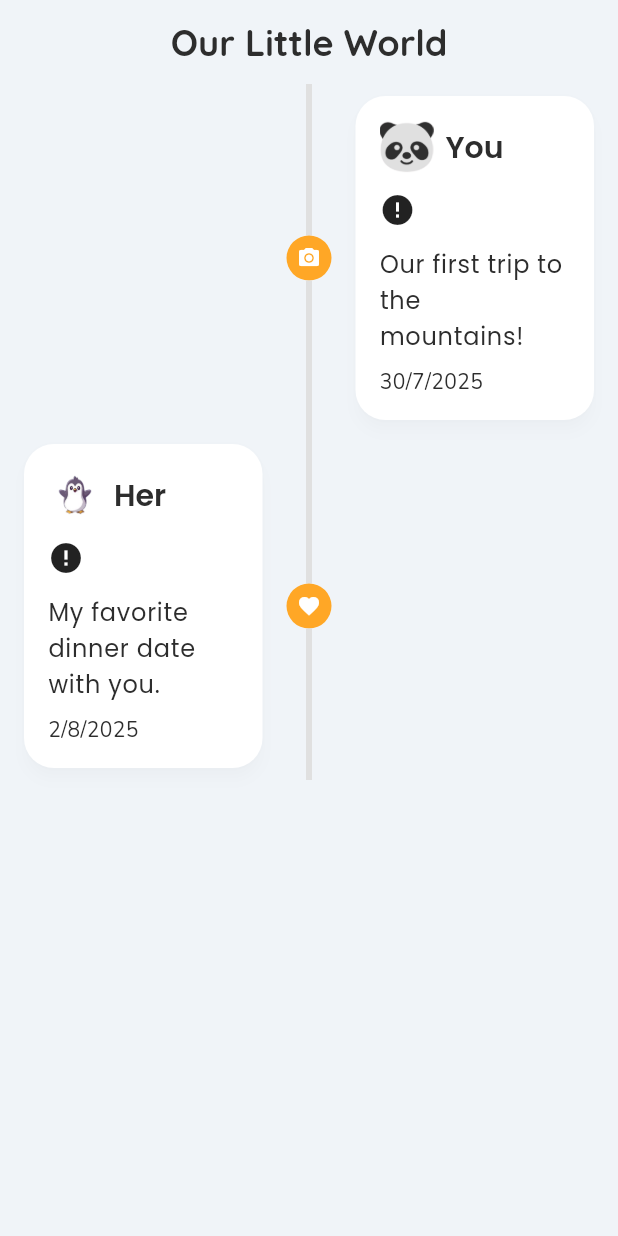
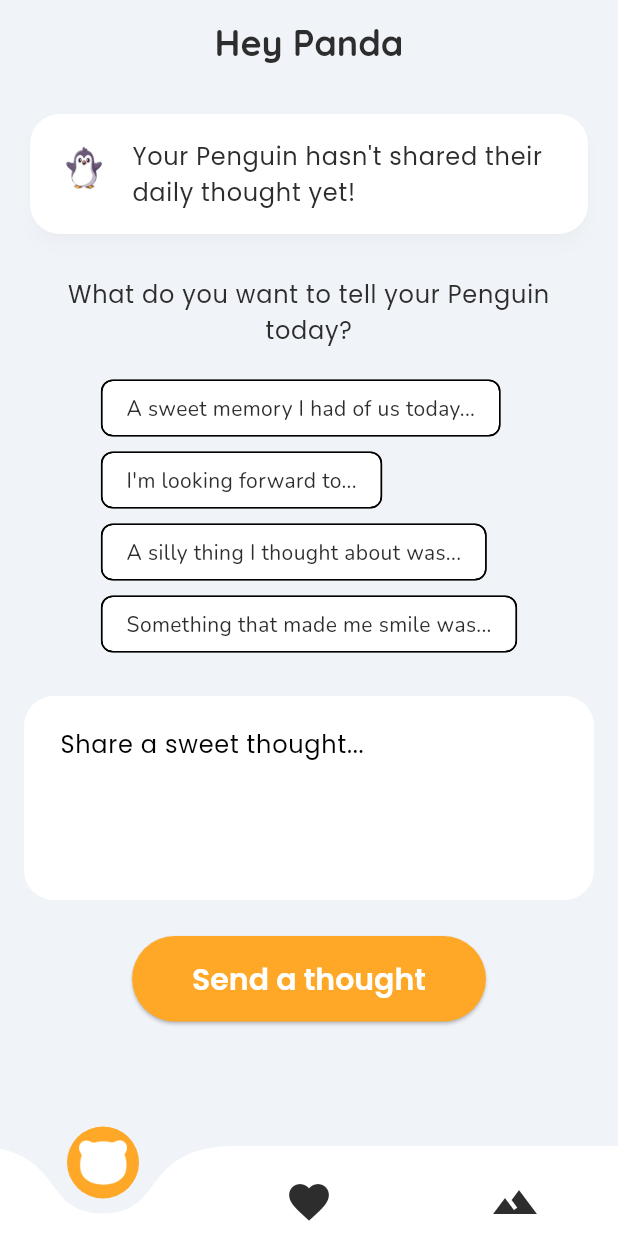
Before and after one commit to VISWA68/app, a Flutter app: the screen it shows after launch, after a tap on "Panda", on a phone screen of 412 x 824 dp. Run offline on Flutter 3.47's test engine with Material 3 defaults, Android fonts, the phone set to English and light mode, and no system bars; drawn by our look-alikes of cached_network_image, curved_navigation_bar, timeline_tile; our stand-ins replace cloud_firestore, firebase_core, google_fonts, sqflite; accounts and stored records are empty; network calls fail.

Commit message:
Completed and tested the daily prompt screen

```diff
--- a/app/lib/main.dart
+++ b/app/lib/main.dart
@@ -1,19 +1,24 @@
+import 'package:app/firebase_options.dart';
+import 'package:app/providers/daily_prompt_provider.dart';
 import 'package:app/screens/splash_screen.dart';
 import 'package:firebase_core/firebase_core.dart';
 import 'package:flutter/material.dart';
 import 'package:provider/provider.dart';
 import 'config/app_theme.dart';
 import 'providers/memory_provider.dart';
-import 'screens/home_screen.dart'; // We'll create this
 
-void main()async {
+void main() async {
   WidgetsFlutterBinding.ensureInitialized();
 
-  await Firebase.initializeApp();
+  await Firebase.initializeApp(options: DefaultFirebaseOptions.currentPlatform);
 
   runApp(
-    ChangeNotifierProvider(
-      create: (context) => MemoryProvider(),
+    MultiProvider(
+      providers: [
+        ChangeNotifierProvider(create: (context) => MemoryProvider()),
+        ChangeNotifierProvider(create: (context) => DailyPromptProvider()),
+        // Add other providers here if needed
+      ],
       child: MyApp(),
     ),
   );
--- /dev/null
+++ b/app/lib/providers/daily_prompt_provider.dart
@@ -0,0 +1,89 @@
+import 'package:flutter/foundation.dart';
+import 'package:cloud_firestore/cloud_firestore.dart';
+import 'package:intl/intl.dart';
+
+class DailyPromptProvider with ChangeNotifier {
+  String? _otherPersonPrompt;
+  bool _hasSentPrompt = false;
+  String? get otherPersonPrompt => _otherPersonPrompt;
+  bool get hasSentPrompt => _hasSentPrompt;
+
+  // This will listen for the other person's prompt and check your own
+  void startListeningForPrompts(String myRole, String otherPersonRole) {
+    _listenForOtherPrompt(otherPersonRole);
+    _checkMyPromptStatus(myRole);
+  }
+
+  void _listenForOtherPrompt(String otherPersonRole) {
+    final otherUserDocId = '${otherPersonRole.toLowerCase()}_prompt';
+
+    FirebaseFirestore.instance
+        .collection('dailyPrompts')
+        .doc(otherUserDocId)
+        .snapshots()
+        .listen((DocumentSnapshot snapshot) {
+      if (snapshot.exists && snapshot.data() != null) {
+        final data = snapshot.data() as Map<String, dynamic>;
+
+        // Convert the Firestore Timestamp to a DateTime
+        final promptTimestamp = (data['timestamp'] as Timestamp?)?.toDate();
+        final now = DateTime.now();
+
+        // Check if the prompt is from today (IST timezone)
+        if (promptTimestamp != null &&
+            DateFormat('yyyy-MM-dd').format(promptTimestamp.toLocal()) ==
+            DateFormat('yyyy-MM-dd').format(now.toLocal())) {
+          _otherPersonPrompt = data['prompt'] as String?;
+        } else {
+          // The prompt is from a previous day, so clear it
+          _otherPersonPrompt = null;
+        }
+      } else {
+        _otherPersonPrompt = null;
+      }
+      notifyListeners();
+    });
+  }
+
+  // Check your own prompt status to disable the button
+  void _checkMyPromptStatus(String myRole) {
+    final myUserDocId = '${myRole.toLowerCase()}_prompt';
+
+    FirebaseFirestore.instance
+        .collection('dailyPrompts')
+        .doc(myUserDocId)
+        .snapshots()
+        .listen((DocumentSnapshot snapshot) {
+      if (snapshot.exists && snapshot.data() != null) {
+        final data = snapshot.data() as Map<String, dynamic>;
+        final promptTimestamp = (data['timestamp'] as Timestamp?)?.toDate();
+        final now = DateTime.now();
+
+        if (promptTimestamp != null &&
+            DateFormat('yyyy-MM-dd').format(promptTimestamp.toLocal()) ==
+            DateFormat('yyyy-MM-dd').format(now.toLocal())) {
+          // You have already sent a prompt today
+          _hasSentPrompt = true;
+        } else {
+          _hasSentPrompt = false;
+        }
+      } else {
+        _hasSentPrompt = false;
+      }
+      notifyListeners();
+    });
+  }
+
+  Future<void> sendMyPrompt(String myRole, String message) async {
+    final myUserDocId = '${myRole.toLowerCase()}_prompt';
+    await FirebaseFirestore.instance.collection('dailyPrompts').doc(myUserDocId).set({
+      'senderId': myRole,
+      'senderAvatar': myRole.toLowerCase(),
+      'prompt': message,
+      'timestamp': FieldValue.serverTimestamp(),
+    }, SetOptions(merge: true));
+
+    // After sending, we don't need to manually update `_hasSentPrompt` here
+    // because the `_checkMyPromptStatus` stream will automatically do it for us.
+  }
+}
--- a/app/lib/screens/character_selection_screen.dart
+++ b/app/lib/screens/character_selection_screen.dart
@@ -1,6 +1,6 @@
+import 'package:app/screens/main_screen.dart';
 import 'package:flutter/material.dart';
 import 'package:app/utils/database_helper.dart';
-import 'home_screen.dart';
 
 class CharacterSelectionScreen extends StatelessWidget {
   const CharacterSelectionScreen({Key? key}) : super(key: key);
@@ -11,7 +11,7 @@ class CharacterSelectionScreen extends StatelessWidget {
 
     Navigator.of(
       context,
-    ).pushReplacement(MaterialPageRoute(builder: (context) => HomeScreen()));
+    ).pushReplacement(MaterialPageRoute(builder: (context) => MainScreen()));
   }
 
   @override
--- /dev/null
+++ b/app/lib/screens/daily_prompt_screen.dart
@@ -0,0 +1,222 @@
+import 'package:flutter/material.dart';
+import 'package:provider/provider.dart';
+import '../providers/daily_prompt_provider.dart';
+import '../utils/database_helper.dart';
+
+class DailyPromptScreen extends StatefulWidget {
+  const DailyPromptScreen({super.key});
+
+  @override
+  _DailyPromptScreenState createState() => _DailyPromptScreenState();
+}
+
+class _DailyPromptScreenState extends State<DailyPromptScreen> {
+  final TextEditingController _textController = TextEditingController();
+  String _userRole = 'Panda';
+  String _otherUserRole = 'Penguin';
+
+  final List<String> _hardcodedPrompts = [
+    'A sweet memory I had of us today...',
+    'I\'m looking forward to...',
+    'A silly thing I thought about was...',
+    'Something that made me smile was...',
+  ];
+
+  @override
+  void initState() {
+    super.initState();
+    _loadUserRole();
+  }
+
+  void _loadUserRole() async {
+    final role = await DatabaseHelper().getCharacterChoice();
+    if (mounted && role != null) {
+      setState(() {
+        _userRole = role;
+        _otherUserRole = role == 'Panda' ? 'Penguin' : 'Panda';
+      });
+      // Start listening for prompts
+      context.read<DailyPromptProvider>().startListeningForPrompts(
+        _userRole,
+        _otherUserRole,
+      );
+    }
+  }
+
+  void _sendPrompt() {
+    if (_textController.text.isNotEmpty) {
+      context.read<DailyPromptProvider>().sendMyPrompt(
+        _userRole,
+        _textController.text,
+      );
+      _textController.clear();
+      ScaffoldMessenger.of(context).showSnackBar(
+        const SnackBar(content: Text('Your thought has been sent!')),
+      );
+    }
+  }
+
+  @override
+  Widget build(BuildContext context) {
+    final dailyPromptProvider = context.watch<DailyPromptProvider>();
+    final bool canSendPrompt = !dailyPromptProvider.hasSentPrompt;
+
+    return Scaffold(
+      appBar: AppBar(
+        title: Text(
+          'Hey $_userRole',
+          style: Theme.of(context).textTheme.headlineLarge,
+        ),
+        centerTitle: true,
+        backgroundColor: Theme.of(context).scaffoldBackgroundColor,
+        elevation: 0,
+      ),
+      body: SingleChildScrollView(
+        child: Padding(
+          padding: const EdgeInsets.all(16.0),
+          child: Column(
+            children: [
+              if (dailyPromptProvider.otherPersonPrompt != null)
+                _buildOtherPersonThought(
+                  context,
+                  dailyPromptProvider.otherPersonPrompt!,
+                )
+              else
+                _buildEmptyThoughtState(context, _otherUserRole),
+
+              const SizedBox(height: 24),
+              Text(
+                'What do you want to tell your $_otherUserRole today?',
+                style: Theme.of(context).textTheme.bodyLarge,
+                textAlign: TextAlign.center,
+              ),
+              const SizedBox(height: 16),
+              Wrap(
+                spacing: 8.0,
+                children: _hardcodedPrompts.map((prompt) {
+                  return ActionChip(
+                    label: Text(prompt),
+                    backgroundColor: canSendPrompt
+                        ? Theme.of(context).cardColor
+                        : Colors.grey[200],
+                    labelStyle: Theme.of(context).textTheme.bodyMedium
+                        ?.copyWith(
+                          color: canSendPrompt
+                              ? Theme.of(context).primaryColor
+                              : Colors.grey,
+                        ),
+                    onPressed: canSendPrompt
+                        ? () {
+                            _textController.text = prompt;
+                          }
+                        : null, // Disable the chip if the prompt has been sent
+                  );
+                }).toList(),
+              ),
+              const SizedBox(height: 24),
+              TextField(
+                controller: _textController,
+                readOnly: !canSendPrompt, // Make the text field read-only
+                decoration: InputDecoration(
+                  hintText: canSendPrompt
+                      ? 'Share a sweet thought...'
+                      : 'You have already sent your thought for today!',
+                  border: OutlineInputBorder(
+                    borderRadius: BorderRadius.circular(20),
+                    borderSide: BorderSide.none,
+                  ),
+                  filled: true,
+                  fillColor: canSendPrompt
+                      ? Theme.of(context).cardColor
+                      : Colors.grey[200],
+                  contentPadding: const EdgeInsets.all(20),
+                ),
+                maxLines: 4,
+              ),
+              const SizedBox(height: 24),
+              ElevatedButton(
+                onPressed: canSendPrompt
+                    ? _sendPrompt
+                    : null, // Disable the button
+                style: ElevatedButton.styleFrom(
+                  shape: RoundedRectangleBorder(
+                    borderRadius: BorderRadius.circular(30),
+                  ),
+                  padding: const EdgeInsets.symmetric(
+                    horizontal: 40,
+                    vertical: 16,
+                  ),
+                  backgroundColor: canSendPrompt
+                      ? Theme.of(context).colorScheme.secondary
+                      : Colors.grey,
+                ),
+                child: Text(
+                  'Send a thought',
+                  style: Theme.of(
+                    context,
+                  ).textTheme.titleLarge?.copyWith(color: Colors.white),
+                ),
+              ),
+            ],
+          ),
+        ),
+      ),
+    );
+  }
+
+  Widget _buildOtherPersonThought(BuildContext context, String message) {
+    return Card(
+      color: Theme.of(context).cardColor,
+      child: Padding(
+        padding: const EdgeInsets.all(16.0),
+        child: Row(
+          crossAxisAlignment: CrossAxisAlignment.start,
+          children: [
+            Image.asset(
+              _otherUserRole == 'Panda'
+                  ? 'assets/images/panda_avatar.png'
+                  : 'assets/images/penguin_avatar.png',
+              width: 40,
+              height: 40,
+            ),
+            const SizedBox(width: 12),
+            Expanded(
+              child: Text(
+                message,
+                style: Theme.of(context).textTheme.bodyLarge,
+              ),
+            ),
+          ],
+        ),
+      ),
+    );
+  }
+
+  Widget _buildEmptyThoughtState(BuildContext context, String otherUserRole) {
+    return Card(
+      color: Theme.of(context).cardColor,
+      child: Padding(
+        padding: const EdgeInsets.all(16.0),
+        child: Row(
+          crossAxisAlignment: CrossAxisAlignment.start,
+          children: [
+            Image.asset(
+              otherUserRole == 'Panda'
+                  ? 'assets/images/panda_avatar.png'
+                  : 'assets/images/penguin_avatar.png',
+              width: 40,
+              height: 40,
+            ),
+            const SizedBox(width: 12),
+            Expanded(
+              child: Text(
+                'Your $otherUserRole hasn\'t shared their daily thought yet!',
+                style: Theme.of(context).textTheme.bodyLarge,
+              ),
+            ),
+          ],
+        ),
+      ),
+    );
+  }
+}
--- /dev/null
+++ b/app/lib/screens/main_screen.dart
@@ -0,0 +1,94 @@
+import 'package:flutter/material.dart';
+import 'package:curved_navigation_bar/curved_navigation_bar.dart';
+import 'daily_prompt_screen.dart';
+import 'time_line_screen.dart';
+//import 'map_screen.dart'; // Uncomment this once you start building the map screen
+import '../utils/database_helper.dart';
+
+class MainScreen extends StatefulWidget {
+  const MainScreen({super.key});
+
+  @override
+  _MainScreenState createState() => _MainScreenState();
+}
+
+class _MainScreenState extends State<MainScreen> {
+  int _selectedIndex = 0;
+  String _userRole = 'Panda';
+
+  final List<Widget> _widgetOptions = <Widget>[
+    const DailyPromptScreen(),
+    TimeLineScreen(),
+    const Text('Map Screen (Coming Soon!)'), // Use a placeholder for now
+    // Uncomment the line below once the MapScreen is ready
+    // const MapScreen(),
+  ];
+
+  @override
+  void initState() {
+    super.initState();
+    _loadUserRole();
+  }
+
+  void _loadUserRole() async {
+    final dbHelper = DatabaseHelper();
+    final role = await dbHelper.getCharacterChoice();
+    if (mounted && role != null) {
+      setState(() {
+        _userRole = role;
+      });
+    }
+  }
+
+  @override
+  Widget build(BuildContext context) {
+    return Scaffold(
+      extendBody: true, // This is important for the curved bar
+      body: Center(child: _widgetOptions.elementAt(_selectedIndex)),
+      bottomNavigationBar: CurvedNavigationBar(
+        height: 60.0,
+        index: _selectedIndex,
+        items: <Widget>[
+          // Home/Prompt screen icon
+          Image.asset(
+            _userRole == 'Panda'
+                ? 'assets/images/panda_avatar.png'
+                : 'assets/images/penguin_avatar.png',
+            width: 32,
+            height: 32,
+            color: _selectedIndex == 0
+                ? Colors.white
+                : Theme.of(context).primaryColor,
+          ),
+          // Memories screen icon
+          Icon(
+            Icons.favorite, // Using a heart icon for memories
+            size: 32,
+            color: _selectedIndex == 1
+                ? Colors.white
+                : Theme.of(context).primaryColor,
+          ),
+          // Adventures/Map screen icon
+          Icon(
+            Icons.landscape, // A cute mountain icon for adventures
+            size: 32,
+            color: _selectedIndex == 2
+                ? Colors.white
+                : Theme.of(context).primaryColor,
+          ),
+        ],
+        color: Colors.white,
+        buttonBackgroundColor: Theme.of(context).colorScheme.secondary,
+        backgroundColor: Colors.transparent, // Makes it a floating bar
+        animationCurve: Curves.easeInOut,
+        animationDuration: const Duration(milliseconds: 300),
+        onTap: (index) {
+          setState(() {
+            _selectedIndex = index;
+          });
+        },
+        letIndexChange: (index) => true,
+      ),
+    );
+  }
+}
--- a/app/lib/screens/splash_screen.dart
+++ b/app/lib/screens/splash_screen.dart
@@ -1,6 +1,7 @@
+import 'package:app/screens/main_screen.dart';
 import 'package:flutter/material.dart';
 import 'package:app/utils/database_helper.dart';
-import 'home_screen.dart';
+import 'time_line_screen.dart';
 import 'character_selection_screen.dart';
 
 class SplashScreen extends StatefulWidget {
@@ -27,7 +28,7 @@ class _SplashScreenState extends State<SplashScreen> {
     if (characterChoice != null) {
       Navigator.of(
         context,
-      ).pushReplacement(MaterialPageRoute(builder: (context) => HomeScreen()));
+      ).pushReplacement(MaterialPageRoute(builder: (context) => MainScreen()));
     } else {
       Navigator.of(context).pushReplacement(
         MaterialPageRoute(builder: (context) => CharacterSelectionScreen()),
--- a/app/lib/screens/home_screen.dart
+++ b/app/lib/screens/time_line_screen.dart
@@ -3,12 +3,12 @@ import 'package:provider/provider.dart';
 import '../providers/memory_provider.dart';
 import '../widgets/memory_timeline_item.dart';
 
-class HomeScreen extends StatefulWidget {
+class TimeLineScreen extends StatefulWidget {
   @override
   _HomeScreenState createState() => _HomeScreenState();
 }
 
-class _HomeScreenState extends State<HomeScreen> {
+class _HomeScreenState extends State<TimeLineScreen> {
   @override
   void initState() {
     super.initState();
--- a/app/pubspec.yaml
+++ b/app/pubspec.yaml
@@ -45,6 +45,8 @@ dependencies:
   cloud_firestore: ^6.0.0
   firebase_storage: ^13.0.0
   timeline_tile: ^2.0.0
+  intl: ^0.20.2
+  curved_navigation_bar: ^1.0.6
 
 dev_dependencies:
   flutter_test:
```
Also changed, not shown: app/pubspec.lock.
